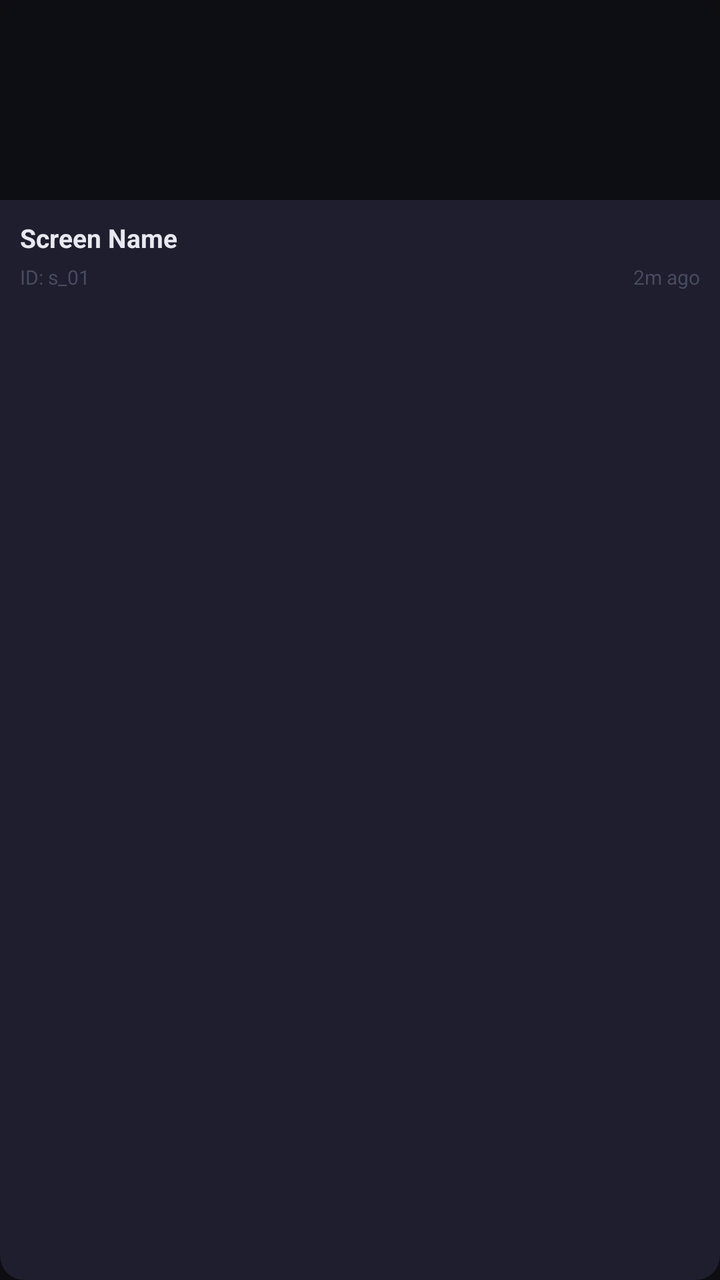
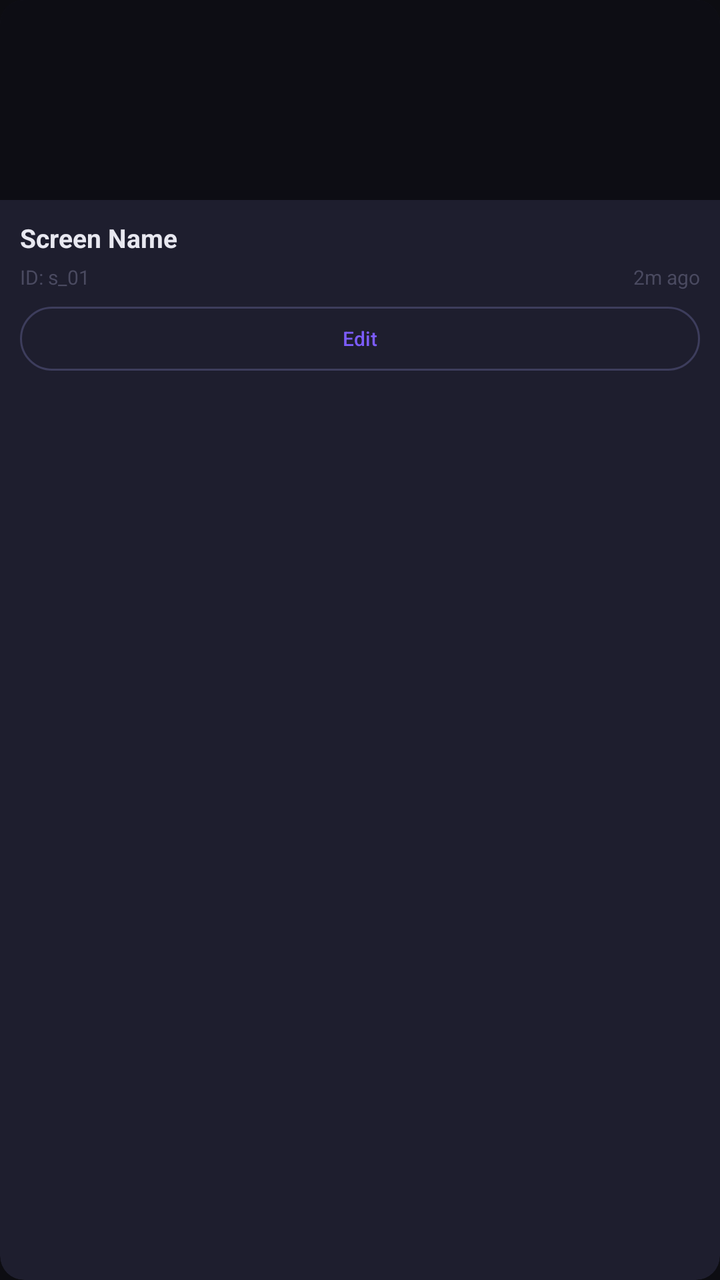

An Android layout rendered at two revisions. The XML below is the earlier revision; the diff shows what the commit changed to produce the second picture.
<!-- AndroidManifest.xml: application theme Theme.Forge -->
<!-- res/layout/item_workspace_screen.xml -->
<?xml version="1.0" encoding="utf-8"?>
<androidx.cardview.widget.CardView
    xmlns:android="http://schemas.android.com/apk/res/android"
    xmlns:app="http://schemas.android.com/apk/res-auto"
    android:layout_width="160dp"
    android:layout_height="wrap_content"
    android:layout_margin="8dp"
    app:cardBackgroundColor="#1E1E2E"
    app:cardCornerRadius="12dp"
    app:cardElevation="0dp">

    <LinearLayout
        android:layout_width="match_parent"
        android:layout_height="wrap_content"
        android:orientation="vertical">

        
        <ImageView
            android:id="@+id/imgScreenThumb"
            android:layout_width="match_parent"
            android:layout_height="100dp"
            android:scaleType="centerCrop"
            android:background="#0D0D14"
            android:contentDescription="Screen preview"/>

        
        <LinearLayout
            android:layout_width="match_parent"
            android:layout_height="wrap_content"
            android:orientation="vertical"
            android:padding="10dp">

            <TextView
                android:id="@+id/tvScreenName"
                android:layout_width="match_parent"
                android:layout_height="wrap_content"
                android:textColor="#E8E8F0"
                android:textSize="13sp"
                android:textStyle="bold"
                android:maxLines="1"
                android:ellipsize="end"
                android:text="Screen Name"/>

            <LinearLayout
                android:layout_width="match_parent"
                android:layout_height="wrap_content"
                android:orientation="horizontal"
                android:gravity="center_vertical"
                android:layout_marginTop="4dp">

                <TextView
                    android:layout_width="0dp"
                    android:layout_height="wrap_content"
                    android:layout_weight="1"
                    android:id="@+id/tvScreenId"
                    android:textColor="#4A4A60"
                    android:textSize="10sp"
                    android:text="ID: s_01"
                    android:maxLines="1"
                    android:ellipsize="end"/>

                <TextView
                    android:id="@+id/tvScreenTime"
                    android:layout_width="wrap_content"
                    android:layout_height="wrap_content"
                    android:textColor="#4A4A60"
                    android:textSize="10sp"
                    android:text="2m ago"/>
            </LinearLayout>
        </LinearLayout>
    </LinearLayout>
</androidx.cardview.widget.CardView>
<!-- resources referenced by this layout -->
<resources>
  <style name="Theme.Forge" parent="Base.Theme.Forge" />
  <color name="forge_primary">#7C5CFC</color>
  <color name="forge_on_primary">#FFFFFF</color>
  <color name="forge_primary_dark">#5A3ED4</color>
  <color name="forge_primary_variant">#9D80FF</color>
  <color name="forge_secondary">#00D4AA</color>
  <color name="forge_on_secondary">#001A14</color>
  <color name="forge_background">#0D0D12</color>
  <color name="forge_surface">#13131A</color>
  <color name="forge_on_surface">#E8E8F0</color>
  <color name="forge_surface_variant">#1C1C27</color>
  <color name="forge_on_surface_variant">#9898B8</color>
  <color name="forge_surface_container">#242433</color>
  <color name="forge_surface_elevated">#1E1E2E</color>
  <color name="forge_outline">#3D3D5C</color>
  <color name="forge_outline_variant">#262640</color>
  <color name="forge_error">#FF5C6A</color>
  <color name="forge_error_container">#3D0A0F</color>
  <color name="forge_on_error">#FFFFFF</color>
  <style name="TextAppearance.Forge.Display.Medium" parent="TextAppearance.Material3.DisplayMedium">
          <item name="android:textSize">45sp</item>
          <item name="android:letterSpacing">0</item>
          <item name="android:lineHeight">52sp</item>
          <item name="android:textColor">@color/forge_on_background</item>
      </style>
  <style name="TextAppearance.Forge.Display.Small" parent="TextAppearance.Material3.DisplaySmall">
          <item name="android:textSize">36sp</item>
          <item name="android:letterSpacing">0</item>
          <item name="android:lineHeight">44sp</item>
          <item name="android:textColor">@color/forge_on_background</item>
      </style>
  <style name="TextAppearance.Forge.Body.Large" parent="TextAppearance.Material3.BodyLarge">
          <item name="android:textSize">16sp</item>
          <item name="android:letterSpacing">0.031</item>
          <item name="android:lineHeight">26sp</item>
          <item name="android:textColor">@color/forge_on_surface</item>
      </style>
  <style name="TextAppearance.Forge.Body.Medium" parent="TextAppearance.Material3.BodyMedium">
          <item name="android:textSize">14sp</item>
          <item name="android:letterSpacing">0.018</item>
          <item name="android:lineHeight">22sp</item>
          <item name="android:textColor">@color/forge_on_surface</item>
      </style>
  <style name="TextAppearance.Forge.Label.Large" parent="TextAppearance.Material3.LabelLarge">
          <item name="android:textSize">14sp</item>
          <item name="android:letterSpacing">0.007</item>
          <item name="android:textColor">@color/forge_on_surface_variant</item>
      </style>
  <style name="TextAppearance.Forge.Label.Medium" parent="TextAppearance.Material3.LabelMedium">
          <item name="android:textSize">12sp</item>
          <item name="android:letterSpacing">0.042</item>
          <item name="android:textColor">@color/forge_on_surface_variant</item>
      </style>
  <style name="TextAppearance.Forge.Label.Small" parent="TextAppearance.Material3.LabelSmall">
          <item name="android:textSize">11sp</item>
          <item name="android:letterSpacing">0.045</item>
          <item name="android:textColor">@color/forge_on_surface_variant</item>
      </style>
  <style name="ShapeAppearance.Forge.Small" parent="ShapeAppearance.Material3.SmallComponent">
          <item name="cornerSize">@dimen/corner_radius_sm</item>
      </style>
  <style name="ShapeAppearance.Forge.Medium" parent="ShapeAppearance.Material3.MediumComponent">
          <item name="cornerSize">@dimen/corner_radius_md</item>
      </style>
  <style name="ShapeAppearance.Forge.Large" parent="ShapeAppearance.Material3.LargeComponent">
          <item name="cornerSize">@dimen/corner_radius_lg</item>
      </style>
  <color name="forge_on_background">#F0F0F8</color>
  <dimen name="corner_radius_sm">8dp</dimen>
  <dimen name="corner_radius_md">12dp</dimen>
  <dimen name="corner_radius_lg">16dp</dimen>
  <!-- unchanged entries left out for length: 9 -->
</resources>

<!-- the commit's change to res/layout/item_workspace_screen.xml (unified diff, before → after) -->
@@ -67,6 +67,17 @@
                     android:textSize="10sp"
                     android:text="2m ago"/>
             </LinearLayout>
+            
+            <com.google.android.material.button.MaterialButton
+                android:id="@+id/btnEditScreen"
+                android:layout_width="match_parent"
+                android:layout_height="32dp"
+                android:layout_marginTop="8dp"
+                android:text="Edit"
+                android:textSize="10sp"
+                android:insetTop="0dp"
+                android:insetBottom="0dp"
+                style="?attr/materialButtonOutlinedStyle"/>
         </LinearLayout>
     </LinearLayout>
 </androidx.cardview.widget.CardView>
